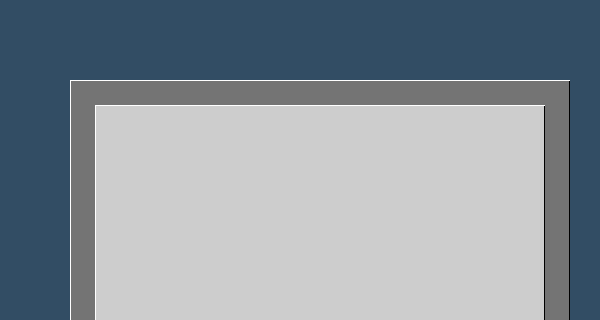
Old version of the form frontend/pm_main_window.ui in the repository Kvazitropter/password-manager; both pictures show x 0 to 600 and y 0 to 320 of the 600 by 700 pixel window.
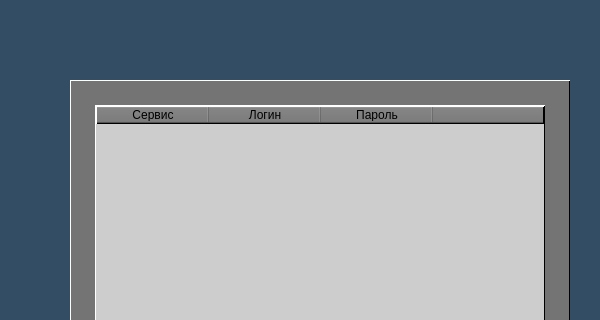
New version of the form. Icons and pictures are not drawn.

Commit message: add entries mapping

What changed in the file:
```diff
--- a/frontend/pm_main_window.ui
+++ b/frontend/pm_main_window.ui
@@ -72,7 +72,7 @@
       <string>Добавить</string>
      </property>
     </widget>
-    <widget class="QTableView" name="table_entries">
+    <widget class="QTableWidget" name="table_entries">
      <property name="geometry">
       <rect>
        <x>25</x>
@@ -81,6 +81,12 @@
        <height>510</height>
       </rect>
      </property>
+     <property name="minimumSize">
+      <size>
+       <width>450</width>
+       <height>0</height>
+      </size>
+     </property>
      <property name="styleSheet">
       <string notr="true">QTableView {
 background-color: #CDCDCD;
@@ -109,12 +115,41 @@
      <property name="showGrid">
       <bool>true</bool>
      </property>
-     <attribute name="horizontalHeaderVisible">
+     <property name="rowCount">
+      <number>0</number>
+     </property>
+     <property name="columnCount">
+      <number>4</number>
+     </property>
+     <attribute name="horizontalHeaderDefaultSectionSize">
+      <number>112</number>
+     </attribute>
+     <attribute name="horizontalHeaderShowSortIndicator" stdset="0">
       <bool>false</bool>
      </attribute>
      <attribute name="verticalHeaderVisible">
       <bool>false</bool>
      </attribute>
+     <column>
+      <property name="text">
+       <string>Сервис</string>
+      </property>
+     </column>
+     <column>
+      <property name="text">
+       <string>Логин</string>
+      </property>
+     </column>
+     <column>
+      <property name="text">
+       <string>Пароль</string>
+      </property>
+     </column>
+     <column>
+      <property name="text">
+       <string> </string>
+      </property>
+     </column>
     </widget>
    </widget>
    <widget class="QLabel" name="key_image">
```
Left out of the diff: 6 changed lines with no effect on the pictures. The commit also changes 2 other files.
